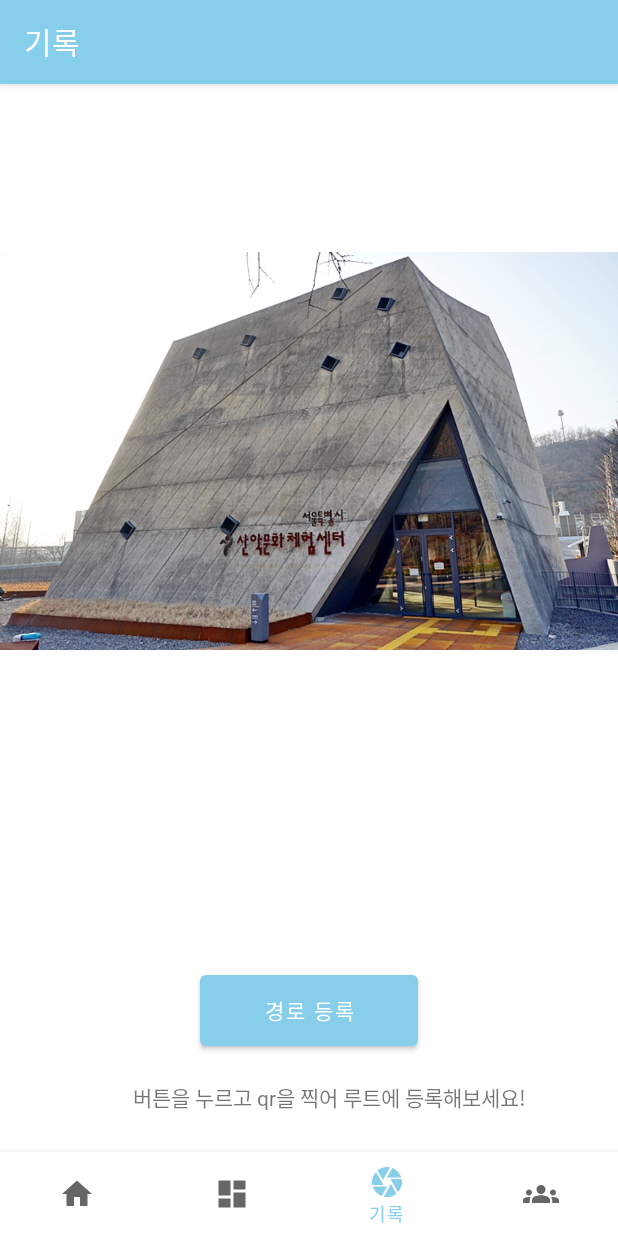
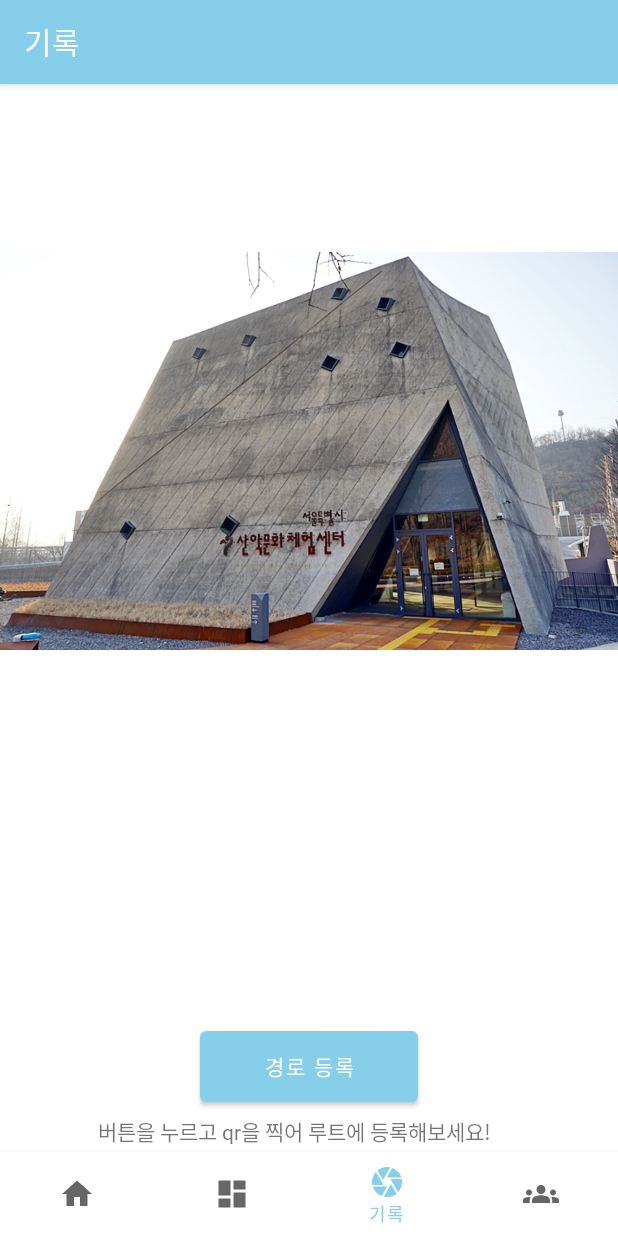
Before and after one commit to ZRTstorm/UpHillSeries, an Android app: the RecordFragment screen opened through its navigation route, on a phone screen of 412 x 824 dp. Run offline under Robolectric (Android 15) with nearby library versions, the phone set to English and light mode, and no system bars; our stand-ins replace Firebase (no records; nobody signed in at launch, a user with empty details on screens opened directly), navigation-ui; libraries missing offline, so code that uses them is left out: com.google.zxing.integration.

Commit message:
[update] 12-5구현

```diff
--- a/app/src/main/java/com/example/uphill/ui/dashboard/competition/CompetitionActivity.kt
+++ b/app/src/main/java/com/example/uphill/ui/dashboard/competition/CompetitionActivity.kt
@@ -66,7 +66,7 @@ class CompetitionActivity : AppCompatActivity(),CompetitionClimbingDataAdapter.O
                     bnt.text = "탈퇴"
                     bnt.setOnClickListener {
                         scope.launch {
-                            HttpClient().deleteBattleRoom(competitionData.battleRoomId)
+                            HttpClient().quitBattleRoom(competitionData.battleRoomId)
                             withContext(Dispatchers.Main) {
                                 val intent = Intent(this@CompetitionActivity, MainActivity::class.java)
                                 startActivity(intent)
@@ -87,11 +87,12 @@ class CompetitionActivity : AppCompatActivity(),CompetitionClimbingDataAdapter.O
     private fun updateData(){
         AppStatus.initAnimationData()
         if(climbingData==null) return
+        climbingData = climbingData!!.sort()
         val handler = Handler(Looper.getMainLooper())
         handler.post{
             val recyclerView = findViewById<androidx.recyclerview.widget.RecyclerView>(R.id.competitionRecyclerView)
             recyclerView.layoutManager = LinearLayoutManager(this)
-            val adapter = CompetitionClimbingDataAdapter(climbingData!!.sort(), this, this, selectedRoom!!.routeId)
+            val adapter = CompetitionClimbingDataAdapter(climbingData!!, this, this, selectedRoom!!.routeId)
             recyclerView.adapter = adapter
         }
     }
--- a/app/src/main/res/layout/fragment_record.xml
+++ b/app/src/main/res/layout/fragment_record.xml
@@ -17,14 +17,30 @@
         app:layout_constraintEnd_toEndOf="parent"
         app:layout_constraintStart_toStartOf="parent"
         app:layout_constraintTop_toTopOf="parent"
-        app:layout_constraintVertical_bias="0.83" />
+        app:layout_constraintVertical_bias="0.882" />
+
+    <TextView
+        android:id="@+id/textView10"
+        android:layout_width="wrap_content"
+        android:layout_height="wrap_content"
+        android:layout_marginStart="65dp"
+        android:layout_marginTop="16dp"
+        android:layout_marginEnd="61dp"
+        android:layout_marginBottom="59dp"
+        android:text="버튼을 누르고 qr을 찍어 루트에 등록해보세요!"
+        app:layout_constraintBottom_toBottomOf="parent"
+        app:layout_constraintEnd_toEndOf="parent"
+        app:layout_constraintHorizontal_bias="0.0"
+        app:layout_constraintStart_toStartOf="parent"
+        app:layout_constraintTop_toBottomOf="@+id/button8"
+        app:layout_constraintVertical_bias="1.0" />
 
     <TextView
         android:id="@+id/countText"
         android:layout_width="wrap_content"
         android:layout_height="wrap_content"
         android:text="대기인원"
-        android:visibility="gone"
+        android:visibility="invisible"
         android:layout_marginBottom="10dp"
         app:layout_constraintBottom_toTopOf="@+id/countNoText"
         app:layout_constraintEnd_toEndOf="parent"
@@ -35,7 +51,7 @@
         android:layout_width="wrap_content"
         android:layout_height="wrap_content"
         android:textSize="20sp"
-        android:visibility="gone"
+        android:visibility="invisible"
         app:layout_constraintBottom_toTopOf="@+id/imageView7"
         app:layout_constraintEnd_toEndOf="parent"
         app:layout_constraintStart_toStartOf="parent" />
@@ -47,18 +63,19 @@
         android:visibility="invisible"
         app:layout_constraintBottom_toBottomOf="parent"
         app:layout_constraintEnd_toEndOf="parent"
-        app:layout_constraintHorizontal_bias="0.501"
+        app:layout_constraintHorizontal_bias="0.500"
         app:layout_constraintStart_toStartOf="parent"
         app:layout_constraintTop_toTopOf="parent"
-        app:layout_constraintVertical_bias="0.499" />
+        app:layout_constraintVertical_bias="0.4" />
 
     <TextView
         android:id="@+id/routeNumText"
         android:layout_width="wrap_content"
         android:layout_height="wrap_content"
+        android:layout_marginTop="40dp"
         android:visibility="gone"
-        android:layout_marginTop="10dp"
         app:layout_constraintEnd_toEndOf="parent"
+        app:layout_constraintHorizontal_bias="0.498"
         app:layout_constraintStart_toStartOf="parent"
         app:layout_constraintTop_toBottomOf="@+id/imageView7" />
 
@@ -71,20 +88,4 @@
         app:layout_constraintStart_toStartOf="parent"
         app:layout_constraintTop_toTopOf="parent" />
 
-    <TextView
-        android:id="@+id/textView10"
-        android:layout_width="wrap_content"
-        android:layout_height="wrap_content"
-        android:layout_marginStart="65dp"
-        android:layout_marginTop="16dp"
-        android:layout_marginEnd="61dp"
-        android:layout_marginBottom="59dp"
-        android:text="버튼을 누르고 qr을 찍어 루트에 등록해보세요!"
-        app:layout_constraintBottom_toBottomOf="parent"
-        app:layout_constraintEnd_toEndOf="parent"
-        app:layout_constraintHorizontal_bias="1.0"
-        app:layout_constraintStart_toStartOf="parent"
-        app:layout_constraintTop_toBottomOf="@+id/button8"
-        app:layout_constraintVertical_bias="0.047" />
-
 </androidx.constraintlayout.widget.ConstraintLayout>
```
Also changed, not shown: app/src/main/java/com/example/uphill/ui/record/ShootActivity.kt (+4 -4 lines).
